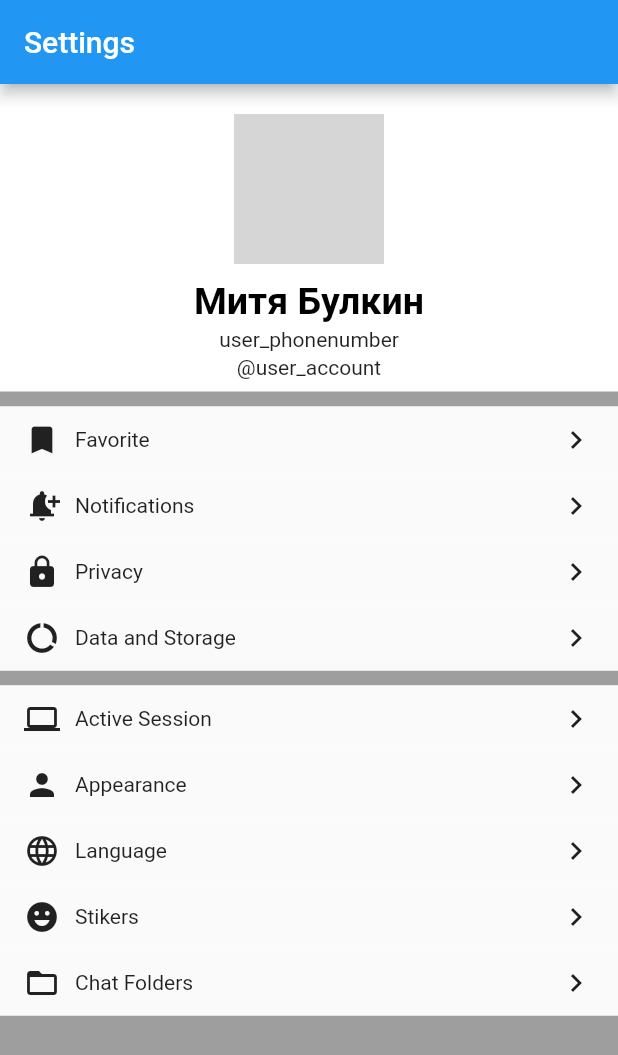
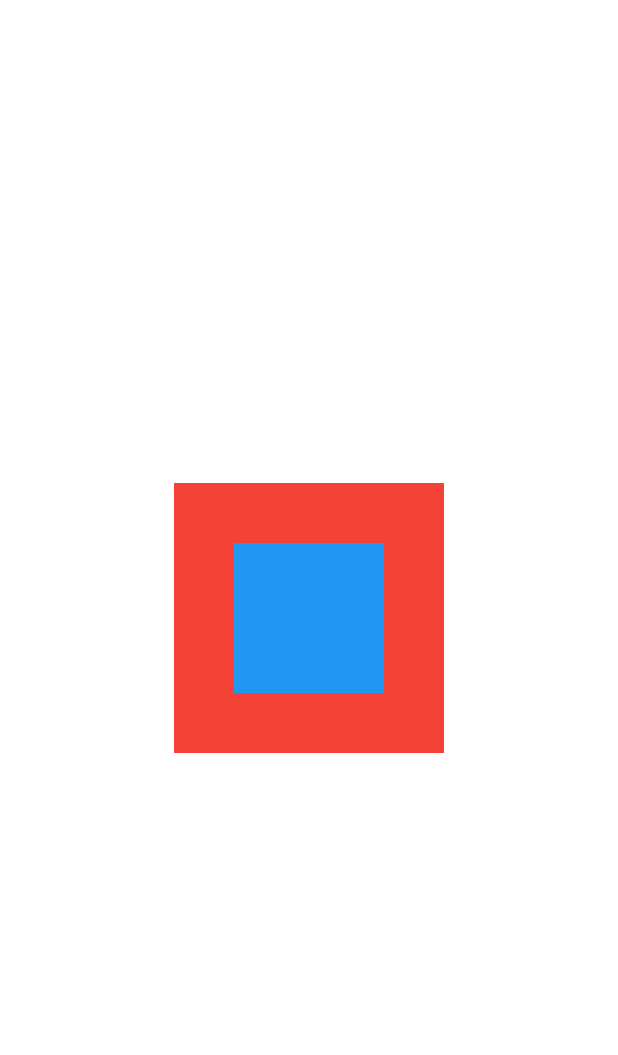
Before and after one commit to OlegTsarenkoff/my_app_flutter, a Flutter app: the screen it shows after launch, on a phone screen of 412 x 824 dp. Shown: the top 1055 px of the screen. Run offline on Flutter 3.47's test engine with Material 2 defaults, Android fonts, the phone set to English and light mode, and no system bars; grey boxes are pictures that could not be loaded.

Commit message:
add files

```diff
--- a/lib/main.dart
+++ b/lib/main.dart
@@ -1,7 +1,9 @@
 import 'package:flutter/material.dart';
 import 'package:flutter_application_1/widgets/app.dart';
+import 'package:flutter_application_1/widgets/less_flltr.dart';
 
 void main() {
   const app = App();
-  runApp(app);
+  const less = Example();
+  runApp(less);
 }
--- /dev/null
+++ b/lib/widgets/less_flltr.dart
@@ -0,0 +1,20 @@
+import 'package:flutter/material.dart';
+
+class Example extends StatelessWidget {
+  const Example({Key? key}) : super(key: key);
+
+  @override
+  Widget build(BuildContext context) {
+    return Center(
+      child: Container(
+        padding: EdgeInsets.all(40),
+        color: Colors.red,
+        child: Container(
+          width: 100,
+          height: 100,
+          color: Colors.blue,
+        ),
+      ),
+    );
+  }
+}
--- a/lib/widgets/profile_user.dart
+++ b/lib/widgets/profile_user.dart
@@ -7,7 +7,6 @@ class UserProfile extends StatelessWidget {
     MenuRowData(Icons.lock, 'Privacy'),
     MenuRowData(Icons.data_saver_off, 'Data and Storage'),
   ];
-
   final List<MenuRowData> secondMenuRow = [
     MenuRowData(Icons.computer, 'Active Session'),
     MenuRowData(Icons.person, 'Appearance'),
@@ -42,6 +41,13 @@ class UserProfile extends StatelessWidget {
   }
 }
 
+class MenuRowData {
+  final IconData icon;
+  final String text;
+
+  MenuRowData(this.icon, this.text);
+}
+
 class _MenuWidget extends StatelessWidget {
   final List<MenuRowData> menuRow;
   const _MenuWidget({
@@ -59,13 +65,6 @@ class _MenuWidget extends StatelessWidget {
       ),
     );
   }
-}
-
-class MenuRowData {
-  final IconData icon;
-  final String text;
-
-  MenuRowData(this.icon, this.text);
 }
 
 class _MenuRowWidget extends StatelessWidget {
```
